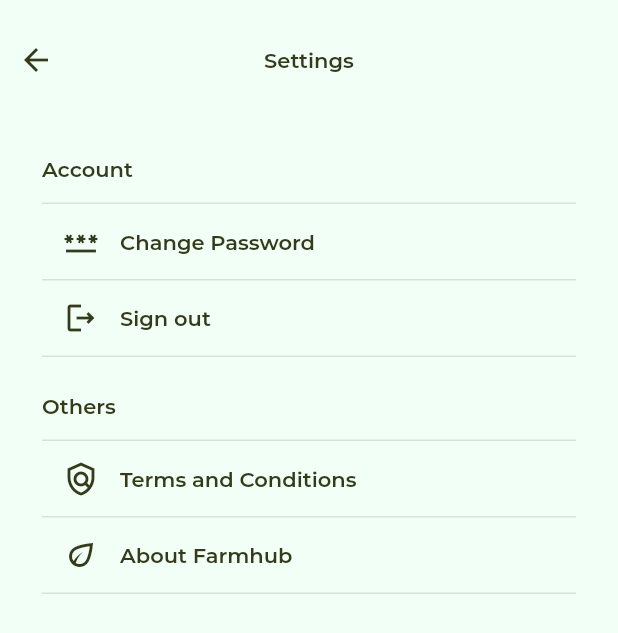
After one commit to nazrinharris/farmhub, a Flutter app: the SettingsScreen screen opened by its route, on a phone screen of 412 x 824 dp. The commit adds this screen. Shown: the top 633 px of the screen. Run offline on Flutter 3.47's test engine with Material 2 defaults, Android fonts, the phone set to English and light mode, and no system bars; our stand-ins replace bloc, clock, cloud_firestore, equatable, firebase_auth, firebase_core and 12 more; missing offline and left inert: bottom_nav_layout, cloud_firestore_web, firebase_auth_web, firebase_core_web, google_sign_in_web, ndialog and 1 more; accounts and stored records are empty; project files that could hold a hidden picture were left out.

Commit message:
Progress on #93
SettingsScreen UI implemented

```diff
--- a/lib/app_router.dart
+++ b/lib/app_router.dart
@@ -17,6 +17,7 @@ import 'package:farmhub/presentation/views/produce_screen/produce_screen.dart';
 import 'package:farmhub/presentation/views/profile_screen/profile_screen.dart';
 import 'package:farmhub/presentation/views/register_screen/register_screen.dart';
 import 'package:farmhub/presentation/views/search_screen/search_screen.dart';
+import 'package:farmhub/presentation/views/settings_screen/setting_screens.dart';
 import 'package:farmhub/presentation/views/start_screen/start_screen.dart';
 import 'package:flutter/cupertino.dart';
 
@@ -130,6 +131,8 @@ class AppRouter {
         return CupertinoPageRoute(builder: (_) => const ProfileScreen());
       case '/favorites':
         return CupertinoPageRoute(builder: (_) => const FavoritesScreen());
+      case '/settings':
+        return CupertinoPageRoute(builder: (_) => const SettingsScreen());
 
       //! DEBUG ROUTES
       case '/navigate':
--- /dev/null
+++ b/lib/presentation/views/settings_screen/setting_screens.dart
@@ -0,0 +1,145 @@
+// ignore_for_file: prefer_const_constructors
+import 'package:farmhub/presentation/shared_widgets/appbars.dart';
+import 'package:farmhub/presentation/shared_widgets/scroll_physics.dart';
+import 'package:farmhub/presentation/shared_widgets/ui_helpers.dart';
+import 'package:flutter/material.dart';
+import 'package:flutter/services.dart';
+
+class SettingsScreen extends StatelessWidget {
+  const SettingsScreen({Key? key}) : super(key: key);
+
+  @override
+  Widget build(BuildContext context) {
+    return Scaffold(
+      appBar: DefaultAppBar(
+        title: "Settings",
+        leadingIcon: const Icon(Icons.arrow_back),
+        leadingOnPressed: () {
+          Navigator.of(context).pop();
+        },
+        trailingIcon: const Icon(Icons.error, color: Colors.transparent),
+      ),
+      body: CustomScrollView(
+        physics: DefaultScrollPhysics,
+        slivers: [
+          SliverSettingsBody(),
+        ],
+      ),
+    );
+  }
+}
+
+class SliverSettingsBody extends StatelessWidget {
+  const SliverSettingsBody({Key? key}) : super(key: key);
+
+  @override
+  Widget build(BuildContext context) {
+    return SliverList(
+      delegate: SliverChildListDelegate(
+        [
+          Padding(
+            padding: EdgeInsets.only(left: 14, right: 14),
+            child: Column(
+              children: [
+                SettingsHeader("Account"),
+                SettingsListCard(
+                  content: "Change Password",
+                  icon: Icon(Icons.password_outlined),
+                  isTop: true,
+                ),
+                SettingsListCard(
+                  content: "Sign out",
+                  icon: Icon(Icons.logout_outlined),
+                ),
+                SettingsHeader("Others"),
+                SettingsListCard(
+                  content: "Terms and Conditions",
+                  icon: Icon(Icons.policy_outlined),
+                  isTop: true,
+                ),
+                SettingsListCard(
+                  content: "About Farmhub",
+                  icon: Icon(Icons.eco_outlined),
+                ),
+              ],
+            ),
+          )
+        ],
+      ),
+    );
+  }
+}
+
+/// [index] is only used to decide if the top border should be rendered or not.
+/// [0] If the top border should be drawn and all other numbers will not draw it.
+class SettingsListCard extends StatelessWidget {
+  final String content;
+  final Function()? onTap;
+  final Icon icon;
+  bool? isTop;
+
+  SettingsListCard({
+    Key? key,
+    this.onTap,
+    this.isTop,
+    required this.content,
+    required this.icon,
+  }) : super(key: key);
+
+  @override
+  Widget build(BuildContext context) {
+    return Material(
+      type: MaterialType.transparency,
+      child: InkWell(
+        borderRadius: BorderRadius.circular(18),
+        onLongPress: () {
+          HapticFeedback.heavyImpact();
+        },
+        onTap: onTap,
+        child: Container(
+            margin: const EdgeInsets.symmetric(horizontal: 14),
+            padding: const EdgeInsets.symmetric(horizontal: 14, vertical: 13),
+            decoration: BoxDecoration(
+              border: Border(
+                top: _resolveTop(context, isTop ??= false),
+                bottom: BorderSide(color: Theme.of(context).colorScheme.primary.withOpacity(0.14)),
+              ),
+            ),
+            child: Row(
+              mainAxisAlignment: MainAxisAlignment.start,
+              children: [
+                icon,
+                UIHorizontalSpace14(),
+                Text(content, style: Theme.of(context).textTheme.bodyText1),
+              ],
+            )),
+      ),
+    );
+  }
+
+  BorderSide _resolveTop(BuildContext context, bool isTop) {
+    if (isTop) {
+      return BorderSide(color: Theme.of(context).colorScheme.primary.withOpacity(0.14));
+    } else {
+      return BorderSide.none;
+    }
+  }
+}
+
+class SettingsHeader extends StatelessWidget {
+  final String content;
+
+  const SettingsHeader(this.content, {Key? key}) : super(key: key);
+
+  @override
+  Widget build(BuildContext context) {
+    return Container(
+      margin: const EdgeInsets.only(top: 24, bottom: 14, left: 14),
+      alignment: Alignment.centerLeft,
+      child: Text(
+        content,
+        style: Theme.of(context).textTheme.bodyText1,
+      ),
+    );
+  }
+}
```
Also changed, not shown: lib/presentation/views/profile_screen/profile_screen.dart (+6 -4 lines), 1 other file.
